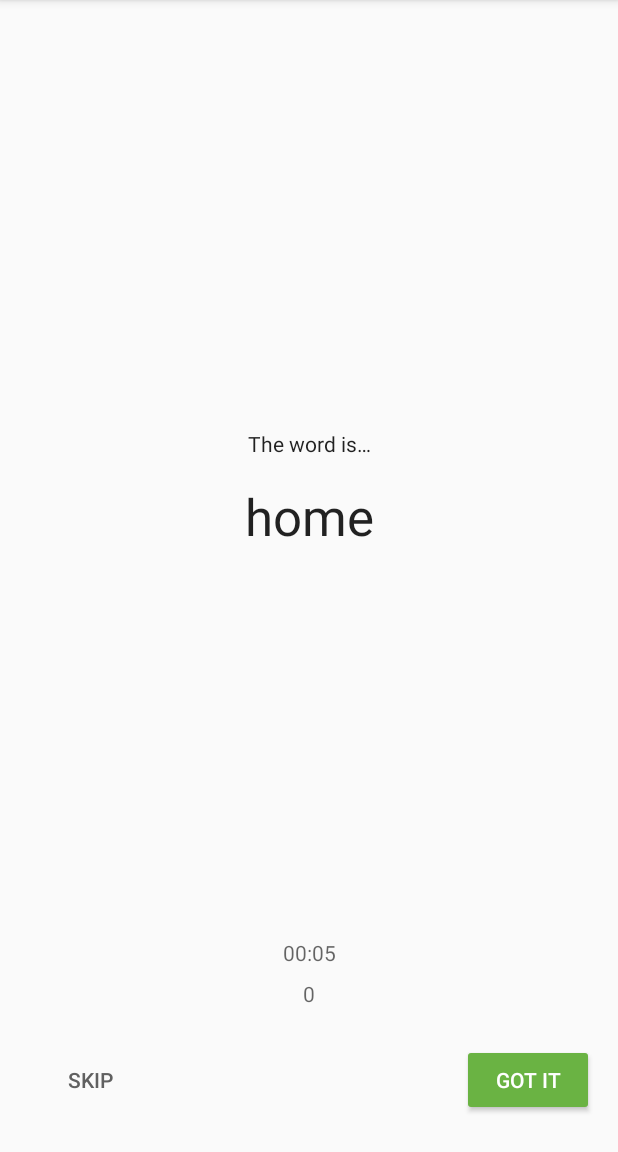
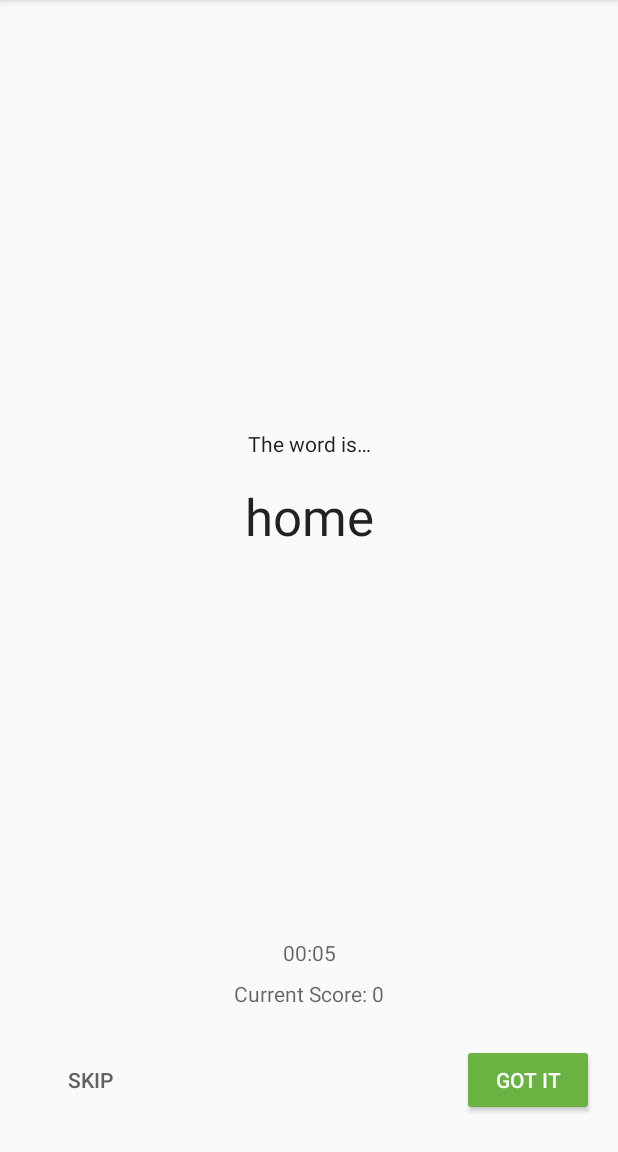
Before and after one commit to margaretmwaura/LearningKotlinLanguage, an Android app: the GameFragment screen opened through its navigation route, after a tap on "GOT IT", on a phone screen of 412 x 824 dp, the part 84-1236 px from its top. Run offline under Robolectric (Android 15) with nearby library versions, the phone set to English and light mode, and no system bars; our stand-ins replace data binding; 1 other tap on this screen came first.

Commit message:
Using viewModel with data binding

```diff
--- a/andfun-kotlin-guess-it-starter-code/app/src/main/java/com/example/android/guesstheword/screens/game/GameFragment.kt
+++ b/andfun-kotlin-guess-it-starter-code/app/src/main/java/com/example/android/guesstheword/screens/game/GameFragment.kt
@@ -52,23 +52,19 @@ class GameFragment : Fragment() {
 
 
         gameViewModel = ViewModelProviders.of(this).get(GameViewModel::class.java)
-        binding.correctButton.setOnClickListener {
-            gameViewModel.onCorrect()
 
-        }
-        binding.skipButton.setOnClickListener {
-            gameViewModel.onSkip()
+        binding.gameModel = gameViewModel
+        binding.setLifecycleOwner(this)
 
-        }
 
-        gameViewModel.score.observe(this, Observer
-        {newscore ->
-            binding.scoreText.text = newscore.toString()
-
-        })
-        gameViewModel.word.observe(this , Observer
-        {newWord ->   binding.wordText.text = newWord.toString()
-        })
+//        gameViewModel.score.observe(this, Observer
+//        {newscore ->
+//            binding.scoreText.text = newscore.toString()
+//
+//        })
+//        gameViewModel.word.observe(this , Observer
+//        {newWord ->   binding.wordText.text = newWord.toString()
+//        })
 
         gameViewModel.gamefinished.observe(this, Observer {
             finished->
--- a/andfun-kotlin-guess-it-starter-code/app/src/main/java/com/example/android/guesstheword/screens/game/GameViewModel.kt
+++ b/andfun-kotlin-guess-it-starter-code/app/src/main/java/com/example/android/guesstheword/screens/game/GameViewModel.kt
@@ -31,6 +31,7 @@ class GameViewModel:ViewModel()
     lateinit var wordList: MutableList<String>
 
     private val timer : CountDownTimer
+
     private val _time = MutableLiveData<Long>()
     val time : LiveData<Long> get() = _time
 
--- a/andfun-kotlin-guess-it-starter-code/app/src/main/res/layout/game_fragment.xml
+++ b/andfun-kotlin-guess-it-starter-code/app/src/main/res/layout/game_fragment.xml
@@ -17,6 +17,13 @@
 <layout xmlns:android="http://schemas.android.com/apk/res/android"
     xmlns:app="http://schemas.android.com/apk/res-auto"
     xmlns:tools="http://schemas.android.com/tools">
+
+    <data>
+        <variable
+        name="gameModel"
+        type="com.example.android.guesstheword.screens.game.GameViewModel"
+        />
+   </data>
 
     <androidx.constraintlayout.widget.ConstraintLayout
         android:id="@+id/game_layout"
@@ -51,6 +58,7 @@
             android:textColor="@color/black_text_color"
             android:textSize="34sp"
             android:textStyle="normal"
+            android:text="@{gameModel.word}"
             app:layout_constraintBottom_toTopOf="@+id/score_text"
             app:layout_constraintEnd_toEndOf="parent"
             app:layout_constraintHorizontal_bias="0.5"
@@ -88,6 +96,7 @@
             app:layout_constraintBottom_toTopOf="@+id/guideline"
             app:layout_constraintEnd_toEndOf="parent"
             app:layout_constraintStart_toStartOf="parent"
+            android:text="@{@string/score_format(gameModel.score)}"
             tools:text="Score: 2" />
 
         <Button
@@ -96,6 +105,7 @@
             android:layout_height="wrap_content"
             android:layout_marginStart="16dp"
             android:text="@string/skip"
+            android:onClick="@{() -> gameModel.onSkip()}"
             android:theme="@style/SkipButton"
             app:layout_constraintBottom_toBottomOf="parent"
             app:layout_constraintEnd_toStartOf="@+id/correct_button"
@@ -117,6 +127,7 @@
             android:layout_height="wrap_content"
             android:layout_marginEnd="16dp"
             android:text="@string/got_it"
+            android:onClick="@{() -> gameModel.onCorrect()}"
             android:theme="@style/GoButton"
             app:layout_constraintBottom_toBottomOf="parent"
             app:layout_constraintEnd_toEndOf="parent"
```
